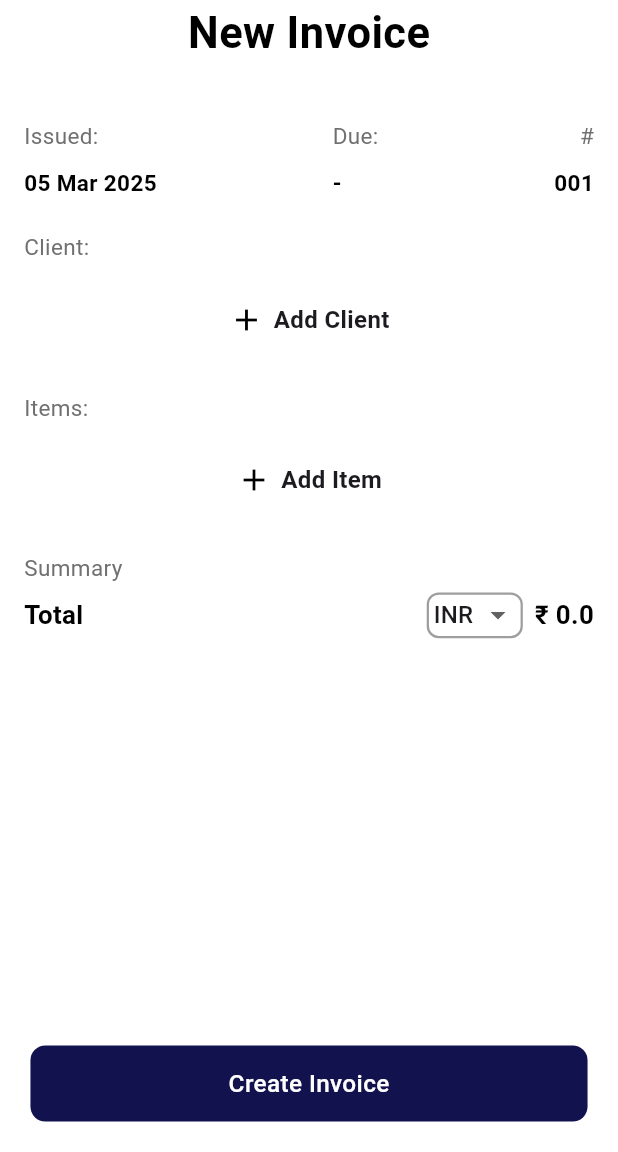
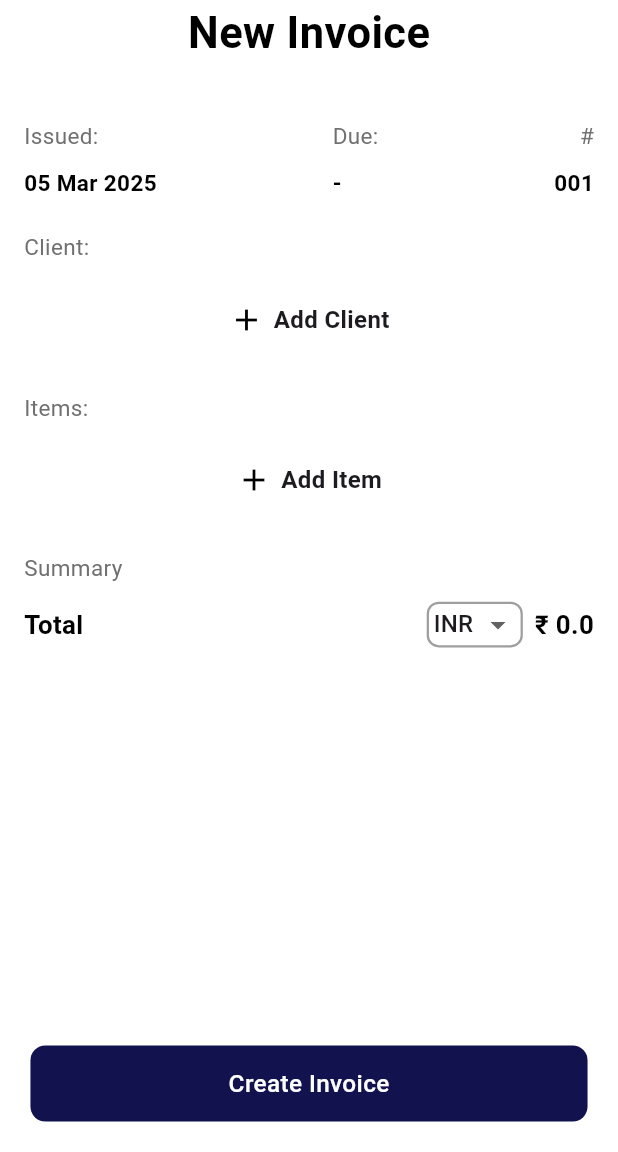
Before and after one commit to hexafoldtech/invoice-maker, a Flutter app: the NewInvoiceScreen screen opened directly, on a phone screen of 412 x 824 dp, the part 84-1236 px from its top. Run offline on Flutter 3.47's test engine with Material 3 defaults, Android fonts, the phone set to English and light mode, and no system bars; our stand-ins replace flutter_screenutil, flutter_secure_storage, hive, hive_flutter, loggy, package_info_plus; accounts and stored records are empty; Roboto replaces fonts that are missing (Helvetica Neue).

Commit message:
refactor: :recycle: changed summary section

```diff
--- /dev/null
+++ b/lib/core/utils/summary_utils.dart
@@ -0,0 +1,95 @@
+import 'package:flutter/material.dart';
+import 'package:flutter_screenutil/flutter_screenutil.dart';
+import 'app_text_styles.dart';
+import '../constants/app_colors.dart';
+import '../constants/app_fonts_styles.dart';
+import '../constants/app_sizes.dart';
+import '../constants/app_strings.dart';
+
+class SummaryUtils {
+  Widget buildSummaryRow(String title, double amount, {Widget? trailingIcon}) {
+    return Column(
+      children: [
+        Row(
+          mainAxisAlignment: MainAxisAlignment.spaceBetween,
+          children: [
+            Text(
+              title,
+              style: AppTextStyles.helveticaNeue(
+                  AppColors.black, FontWeightStyles.regular, AppSizes.s17.r),
+            ),
+            if (trailingIcon == null)
+              Text(
+                '$amount',
+                style: AppTextStyles.helveticaNeue(
+                    AppColors.black, FontWeightStyles.regular, AppSizes.s17.r),
+              ),
+            if (trailingIcon != null) ...[
+              Row(
+                children: [
+                  Text(
+                    '$amount',
+                    style: AppTextStyles.helveticaNeue(AppColors.black,
+                        FontWeightStyles.regular, AppSizes.s17.r),
+                  ),
+                  SizedBox(width: AppSizes.s5.r),
+                  trailingIcon,
+                ],
+              ),
+            ],
+          ],
+        ),
+        SizedBox(
+          height: AppSizes.s12.r,
+        ),
+      ],
+    );
+  }
+
+  Widget buildTotalRow(double totalAmount) {
+    return Row(
+      mainAxisAlignment: MainAxisAlignment.spaceBetween,
+      children: [
+        Text(
+          AppStrings.totalCapitalText,
+          style: AppTextStyles.helveticaNeue(
+              AppColors.black, FontWeightStyles.bold, AppSizes.s17.r),
+        ),
+        Row(
+          children: [
+            Container(
+              height: AppSizes.s30.r,
+              padding: EdgeInsets.symmetric(
+                horizontal: AppSizes.s3.r,
+              ),
+              decoration: BoxDecoration(
+                border: Border.all(color: Colors.grey, width: 1.5),
+                borderRadius: BorderRadius.circular(8),
+              ),
+              child: DropdownButtonHideUnderline(
+                child: DropdownButton<String>(
+                  value: 'INR',
+                  items: ['INR', 'USD', 'EUR']
+                      .map((currency) => DropdownMenuItem<String>(
+                            value: currency,
+                            child: Text(currency),
+                          ))
+                      .toList(),
+                  onChanged: (value) {
+                    // TODO Handle currency change
+                  },
+                ),
+              ),
+            ),
+            const SizedBox(width: AppSizes.s8),
+            Text(
+              '${AppStrings.rupeeSymbolText} $totalAmount',
+              style: AppTextStyles.helveticaNeue(
+                  AppColors.black, FontWeightStyles.bold, AppSizes.s17.r),
+            ),
+          ],
+        ),
+      ],
+    );
+  }
+}
--- a/lib/view/new_invoice_screen/summary.dart
+++ b/lib/view/new_invoice_screen/summary.dart
@@ -1,11 +1,11 @@
 import 'package:flutter/material.dart';
 import 'package:flutter_screenutil/flutter_screenutil.dart';
+import 'package:invoice_maker/core/utils/summary_utils.dart';
 import "package:provider/provider.dart";
 import '../../providers/invoice_provider.dart';
 import '../../providers/item_provider.dart';
 import '../../core/definitions/route_names.dart';
 import '../../core/utils/app_text_styles.dart';
-import '../../core/constants/global_key.dart';
 import "../../core/constants/app_colors.dart";
 import '../../core/constants/app_fonts_styles.dart';
 import '../../core/constants/app_sizes.dart';
@@ -20,6 +20,7 @@ class Summary extends StatelessWidget {
       builder: (context, invoiceProvider, child) {
         var subTotal = invoiceProvider.subTotal;
         var discountAmount = invoiceProvider.totalDiscount;
+        var totalAmount = invoiceProvider.totalAmount;
         var tax = double.parse(invoiceProvider.tax.toStringAsFixed(2));
         return Column(
           crossAxisAlignment: CrossAxisAlignment.start,
@@ -29,13 +30,15 @@ class Summary extends StatelessWidget {
               style: AppTextStyles.helveticaNeueSmall(
                   AppColors.darkGrey, FontWeightStyles.regular),
             ),
-            const SizedBox(height: AppSizes.s4),
+            SizedBox(height: AppSizes.s10.r),
             Provider.of<ItemProvider>(context).selectedItems.isNotEmpty
                 ? Column(
                     children: [
-                      _buildSummaryRow(AppStrings.subTotalText, subTotal),
-                      _buildSummaryRow(AppStrings.discountText, discountAmount),
-                      _buildSummaryRow(AppStrings.taxText, tax,
+                      SummaryUtils()
+                          .buildSummaryRow(AppStrings.subTotalText, subTotal),
+                      SummaryUtils().buildSummaryRow(
+                          AppStrings.discountText, discountAmount),
+                      SummaryUtils().buildSummaryRow(AppStrings.taxText, tax,
                           trailingIcon: GestureDetector(
                             onTap: () => Navigator.pushNamed(
                                 context, RouteNames.addTaxScreen),
@@ -48,98 +51,13 @@ class Summary extends StatelessWidget {
                     ],
                   )
                 : const SizedBox.shrink(),
-            _buildTotalRow()
+            SummaryUtils().buildTotalRow(totalAmount),
+            SizedBox(
+              height: AppSizes.s25.r,
+            ),
           ],
         );
       },
     );
   }
-
-  Widget _buildSummaryRow(String title, double amount, {Widget? trailingIcon}) {
-    return Column(
-      children: [
-        Row(
-          mainAxisAlignment: MainAxisAlignment.spaceBetween,
-          children: [
-            Text(
-              title,
-              style: AppTextStyles.helveticaNeue(
-                  AppColors.black, FontWeightStyles.regular, AppSizes.s15.r),
-            ),
-            if (trailingIcon == null)
-              Text(
-                '$amount',
-                style: AppTextStyles.helveticaNeue(
-                    AppColors.black, FontWeightStyles.regular, AppSizes.s15.r),
-              ),
-            if (trailingIcon != null) ...[
-              Row(
-                children: [
-                  Text(
-                    '$amount',
-                    style: AppTextStyles.helveticaNeue(AppColors.black,
-                        FontWeightStyles.regular, AppSizes.s15.r),
-                  ),
-                  SizedBox(width: AppSizes.s5.r),
-                  trailingIcon,
-                ],
-              ),
-            ],
-          ],
-        ),
-        SizedBox(
-          height: AppSizes.s12.r,
-        ),
-      ],
-    );
-  }
-
-  Widget _buildTotalRow() {
-    var totalAmount =
-        Provider.of<InvoiceProvider>(navigatorKey.currentContext!).totalAmount;
-    return Row(
-      mainAxisAlignment: MainAxisAlignment.spaceBetween,
-      children: [
-        Text(
-          AppStrings.totalCapitalText,
-          style: AppTextStyles.helveticaNeue(
-              AppColors.black, FontWeightStyles.bold, AppSizes.s17.r),
-        ),
-        Row(
-          children: [
-            Container(
-              height: AppSizes.s30.r,
-              padding: EdgeInsets.symmetric(
-                horizontal: AppSizes.s3.r,
-              ),
-              decoration: BoxDecoration(
-                border: Border.all(color: Colors.grey, width: 1.5),
-                borderRadius: BorderRadius.circular(8),
-              ),
-              child: DropdownButtonHideUnderline(
-                child: DropdownButton<String>(
-                  value: 'INR',
-                  items: ['INR', 'USD', 'EUR']
-                      .map((currency) => DropdownMenuItem<String>(
-                            value: currency,
-                            child: Text(currency),
-                          ))
-                      .toList(),
-                  onChanged: (value) {
-                    // TODO Handle currency change
-                  },
-                ),
-              ),
-            ),
-            const SizedBox(width: AppSizes.s8),
-            Text(
-              '${AppStrings.rupeeSymbolText} $totalAmount',
-              style: AppTextStyles.helveticaNeue(
-                  AppColors.black, FontWeightStyles.bold, AppSizes.s17.r),
-            ),
-          ],
-        ),
-      ],
-    );
-  }
 }
```
